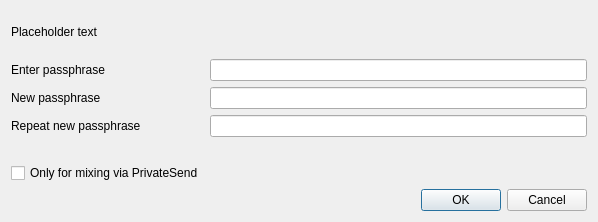
Before: the Qt Designer form src/qt/forms/askpassphrasedialog.ui in qazxswqw/w, drawn with Qt 5.
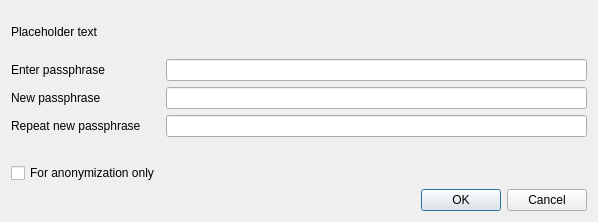
After: the same form once the commit is applied.

```diff
--- a/src/qt/forms/askpassphrasedialog.ui
+++ b/src/qt/forms/askpassphrasedialog.ui
@@ -117,7 +117,7 @@
         <string>Serves to disable the trivial sendmoney when OS account compromised. Provides no real security.</string>
        </property>
        <property name="text">
-        <string>Only for mixing via PrivateSend</string>
+        <string>For anonymization only</string>
        </property>
        <property name="visible">
         <bool>false</bool>
```
Left out of the diff: 2 changed lines with no effect on the pictures.
